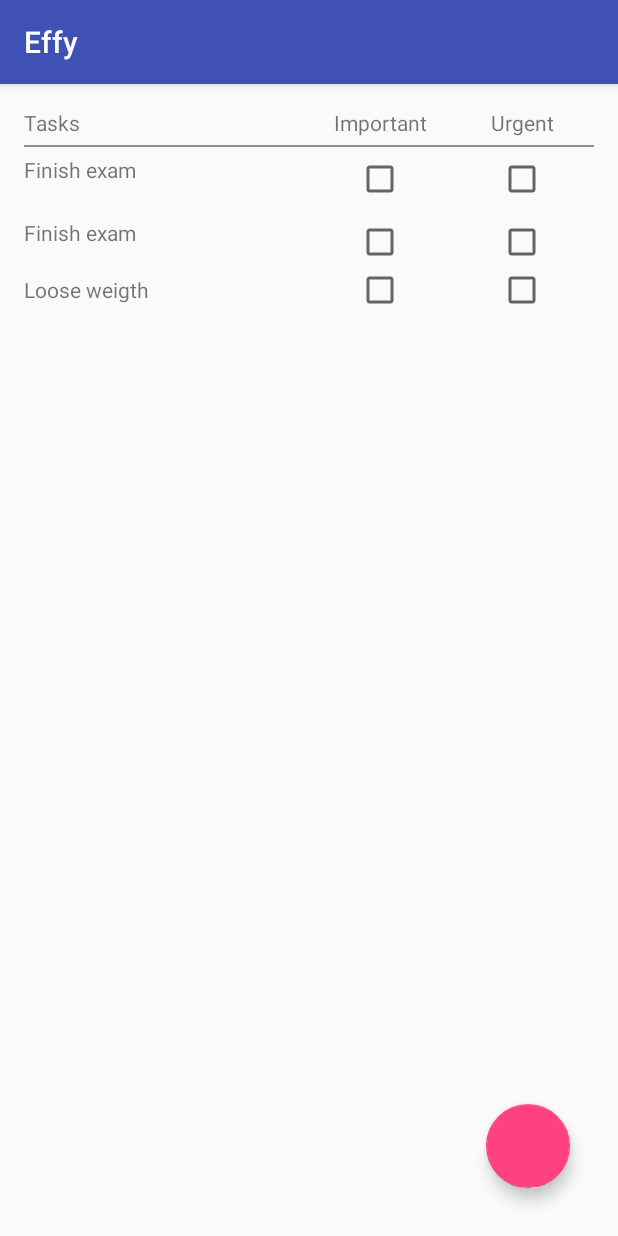
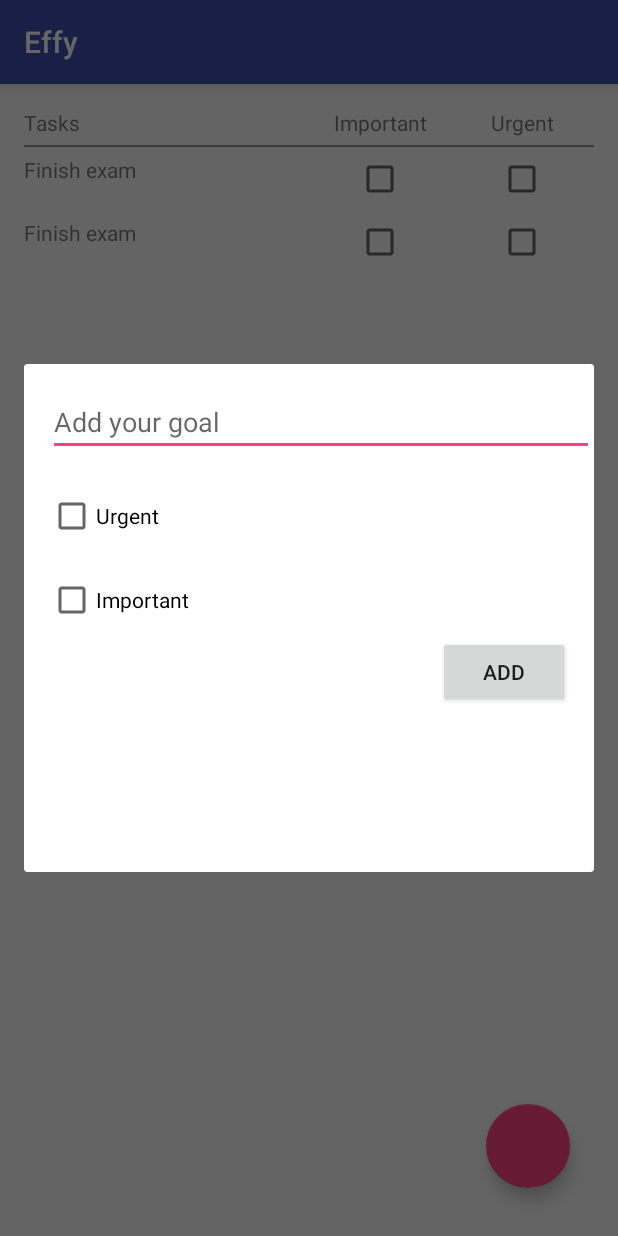
Before and after one commit to tanzeel291994/Effy, an Android app: the screen it shows after launch (MainActivity), after a tap on an icon or button, on a phone screen of 412 x 824 dp. Run offline under Robolectric (Android 15) with nearby library versions, the light colour scheme and no system bars.

Commit message:
dialog fragment done

```diff
--- a/app/build.gradle
+++ b/app/build.gradle
@@ -24,7 +24,9 @@ dependencies {
     androidTestCompile('com.android.support.test.espresso:espresso-core:2.2.2', {
         exclude group: 'com.android.support', module: 'support-annotations'
     })
-    compile 'com.android.support:appcompat-v7:25.1.0'
+    compile 'com.android.support:appcompat-v7:25.2.0'
+    compile 'com.android.support:design:25.2.0'
+    compile 'com.android.support:support-v4:25.2.0'
     testCompile 'junit:junit:4.12'
-    compile 'com.android.support:design:25.2.0'
+    compile 'com.android.support.constraint:constraint-layout:1.0.0'
 }
--- a/app/src/main/AndroidManifest.xml
+++ b/app/src/main/AndroidManifest.xml
@@ -15,6 +15,7 @@
                 <category android:name="android.intent.category.LAUNCHER" />
             </intent-filter>
         </activity>
+        <activity android:name=".SubGoals"></activity>
     </application>
 
 </manifest>
--- /dev/null
+++ b/app/src/main/java/com/app/user/effy/FragmentAddGoalDialog.java
@@ -0,0 +1,55 @@
+package com.app.user.effy;
+
+
+import android.os.Bundle;
+import android.support.annotation.Nullable;
+import android.support.v4.app.DialogFragment;
+import android.support.v4.app.Fragment;
+import android.view.LayoutInflater;
+import android.view.View;
+import android.view.ViewGroup;
+import android.widget.EditText;
+import android.widget.Toast;
+
+public class FragmentAddGoalDialog extends DialogFragment {
+
+    EditText editText_goal;
+    public FragmentAddGoalDialog() {
+        // Required empty public constructor
+    }
+    public static FragmentAddGoalDialog newInstance(String title)
+    {
+        FragmentAddGoalDialog fragment = new FragmentAddGoalDialog();
+        Bundle args = new Bundle();
+        args.putString("title",title);
+        fragment.setArguments(args);
+        return fragment;
+    }
+    @Override
+    public void onResume() {
+        super.onResume();
+        int dialogWidth = (int)(MainActivity.displayMetrics.widthPixels);
+        int dialogHeight = (int)(MainActivity.displayMetrics.heightPixels*0.45);
+        getDialog().getWindow().setLayout(dialogWidth, dialogHeight);
+    }
+    @Override
+    public View onCreateView(LayoutInflater inflater, ViewGroup container,Bundle savedInstanceState) {
+        // Inflate the layout for this fragment
+
+        return inflater.inflate(R.layout.fragment_add_goal_dialog, container, false);
+    }
+    @Override
+    public void onViewCreated(View view, @Nullable Bundle savedInstanceState) {
+        super.onViewCreated(view, savedInstanceState);
+        // Get field from view
+        editText_goal = (EditText) view.findViewById(R.id.editText_goal);
+        // Fetch arguments from bundle and set title
+        String title = getArguments().getString("title");
+        getDialog().setTitle(title);
+        // Show soft keyboard automatically and request focus to field
+        //   mEditText.requestFocus();
+        // getDialog().getWindow().setSoftInputMode(WindowManager.LayoutParams.SOFT_INPUT_STATE_VISIBLE);
+    }
+
+
+}
--- a/app/src/main/java/com/app/user/effy/MainActivity.java
+++ b/app/src/main/java/com/app/user/effy/MainActivity.java
@@ -1,9 +1,12 @@
 package com.app.user.effy;
 
+import android.support.v4.app.FragmentManager;
 import android.content.Context;
+import android.content.Intent;
 import android.support.design.widget.FloatingActionButton;
 import android.support.v7.app.AppCompatActivity;
 import android.os.Bundle;
+import android.util.DisplayMetrics;
 import android.view.Gravity;
 import android.view.View;
 import android.widget.CheckBox;
@@ -15,26 +18,44 @@ import android.widget.Toast;
 
 public class MainActivity extends AppCompatActivity {
 
+    public static DisplayMetrics displayMetrics;
     Context context;
     @Override
     protected void onCreate(Bundle savedInstanceState) {
         super.onCreate(savedInstanceState);
         setContentView(R.layout.activity_main);
         context=this;
+        displayMetrics =getResources().getDisplayMetrics();
         FloatingActionButton fab = (FloatingActionButton) findViewById(R.id.fab);
         fab.setOnClickListener(new View.OnClickListener() {
             @Override
             public void onClick(View view) {
                 Toast.makeText(MainActivity.this, "fab", Toast.LENGTH_SHORT).show();
+                //start a dialog fragment to add goal
+                FragmentManager fm = getSupportFragmentManager();
+                FragmentAddGoalDialog addGoalDialogFragment = FragmentAddGoalDialog.newInstance("Add Goal");
+                addGoalDialogFragment.show(fm, "fragment_edit_name_dialog");
+                /*
                 //Add a new row into tab layout
                 TableLayout table_goals = (TableLayout) findViewById(R.id.table_goals);
                 TableRow tr = new TableRow(context);
                 tr.setLayoutParams(new TableRow.LayoutParams(TableRow.LayoutParams.MATCH_PARENT, TableRow.LayoutParams.WRAP_CONTENT));
 
-                TextView txt_goal=new TextView(context);
+                final TextView txt_goal=new TextView(context);
                 txt_goal.setText("Loose weigth");
                 txt_goal.setLayoutParams(new TableRow.LayoutParams(0, TableRow.LayoutParams.WRAP_CONTENT, 2f));
                 txt_goal.setGravity(Gravity.FILL);
+                txt_goal.setOnClickListener(new View.OnClickListener() {
+                    @Override
+                    public void onClick(View arg0) {
+                        Toast.makeText(MainActivity.this, "clicked", Toast.LENGTH_SHORT).show();
+                       //Go to the sub goals activity from here
+                        Intent intent=new Intent(context,SubGoals.class);
+                        intent.putExtra("goal",txt_goal.getText());
+                        startActivity(intent);
+                    }
+                });
+
                 tr.addView(txt_goal);
 
                 RelativeLayout rel1=new RelativeLayout(context);
@@ -53,8 +74,12 @@ public class MainActivity extends AppCompatActivity {
                 rel2.addView(checkbox_urg);
                 tr.addView(rel2);
                 table_goals.addView(tr, new TableLayout.LayoutParams(TableLayout.LayoutParams.MATCH_PARENT, TableLayout.LayoutParams.WRAP_CONTENT));
-
+*/
             }
         });
     }
+    public void addGoal(View view)
+    {
+        Toast.makeText(MainActivity.this,"goal added", Toast.LENGTH_SHORT).show();
+    }
 }
--- /dev/null
+++ b/app/src/main/java/com/app/user/effy/SubGoals.java
@@ -0,0 +1,18 @@
+ package com.app.user.effy;
+
+import android.content.Intent;
+import android.support.v7.app.AppCompatActivity;
+import android.os.Bundle;
+import android.support.v7.widget.Toolbar;
+import android.widget.Toast;
+
+ public class SubGoals extends AppCompatActivity {
+
+    @Override
+    protected void onCreate(Bundle savedInstanceState) {
+        super.onCreate(savedInstanceState);
+        setContentView(R.layout.activity_sub_goals);
+        String title_goal=getIntent().getStringExtra("goal");
+        Toast.makeText(SubGoals.this,title_goal, Toast.LENGTH_SHORT).show();
+    }
+}
--- /dev/null
+++ b/app/src/main/res/layout/activity_sub_goals.xml
@@ -0,0 +1,13 @@
+<?xml version="1.0" encoding="utf-8"?>
+<RelativeLayout xmlns:android="http://schemas.android.com/apk/res/android"
+    xmlns:tools="http://schemas.android.com/tools"
+    android:id="@+id/activity_sub_goals"
+    android:layout_width="match_parent"
+    android:layout_height="match_parent"
+    android:paddingBottom="@dimen/activity_vertical_margin"
+    android:paddingLeft="@dimen/activity_horizontal_margin"
+    android:paddingRight="@dimen/activity_horizontal_margin"
+    android:paddingTop="@dimen/activity_vertical_margin"
+    tools:context="com.app.user.effy.SubGoals">
+
+</RelativeLayout>
--- /dev/null
+++ b/app/src/main/res/layout/fragment_add_goal_dialog.xml
@@ -0,0 +1,55 @@
+<android.support.constraint.ConstraintLayout xmlns:android="http://schemas.android.com/apk/res/android"
+    xmlns:app="http://schemas.android.com/apk/res-auto"
+    xmlns:tools="http://schemas.android.com/tools"
+    android:layout_width="match_parent"
+    android:layout_height="match_parent"
+
+    tools:context="com.app.user.effy.FragmentAddGoalDialog">
+
+
+    <EditText
+        android:layout_width="match_parent"
+        android:layout_height="wrap_content"
+        android:inputType="textPersonName"
+        android:hint="Add your goal"
+        android:ems="10"
+        android:id="@+id/editText_goal"
+        android:layout_marginStart="16dp"
+        app:layout_constraintLeft_toLeftOf="parent"
+        android:layout_marginLeft="16dp"
+        android:layout_marginTop="16dp"
+        app:layout_constraintTop_toTopOf="parent" />
+
+    <CheckBox
+        android:text="Urgent"
+        android:layout_width="wrap_content"
+        android:layout_height="wrap_content"
+        android:id="@+id/checkBox3"
+        android:layout_marginStart="16dp"
+        app:layout_constraintLeft_toLeftOf="parent"
+        android:layout_marginLeft="16dp"
+        app:layout_constraintTop_toBottomOf="@+id/editText_goal"
+        android:layout_marginTop="24dp" />
+
+    <CheckBox
+        android:text="Important"
+        android:layout_width="wrap_content"
+        android:layout_height="wrap_content"
+        android:id="@+id/checkBox4"
+        android:layout_marginStart="16dp"
+        app:layout_constraintLeft_toLeftOf="parent"
+        android:layout_marginLeft="16dp"
+        app:layout_constraintTop_toBottomOf="@+id/checkBox3"
+        android:layout_marginTop="24dp" />
+    <Button
+        android:text="Add"
+        android:layout_width="wrap_content"
+        android:layout_height="wrap_content"
+        android:id="@+id/button"
+        android:layout_marginEnd="16dp"
+        app:layout_constraintRight_toRightOf="parent"
+        android:layout_marginRight="16dp"
+        app:layout_constraintTop_toBottomOf="@+id/checkBox4"
+        android:layout_marginTop="8dp"
+        android:onClick="addGoal"/>
+</android.support.constraint.ConstraintLayout>
--- a/app/src/main/res/values/strings.xml
+++ b/app/src/main/res/values/strings.xml
@@ -1,3 +1,6 @@
 <resources>
     <string name="app_name">Effy</string>
+
+    <!-- TODO: Remove or change this placeholder text -->
+    <string name="hello_blank_fragment">Hello blank fragment</string>
 </resources>
```
